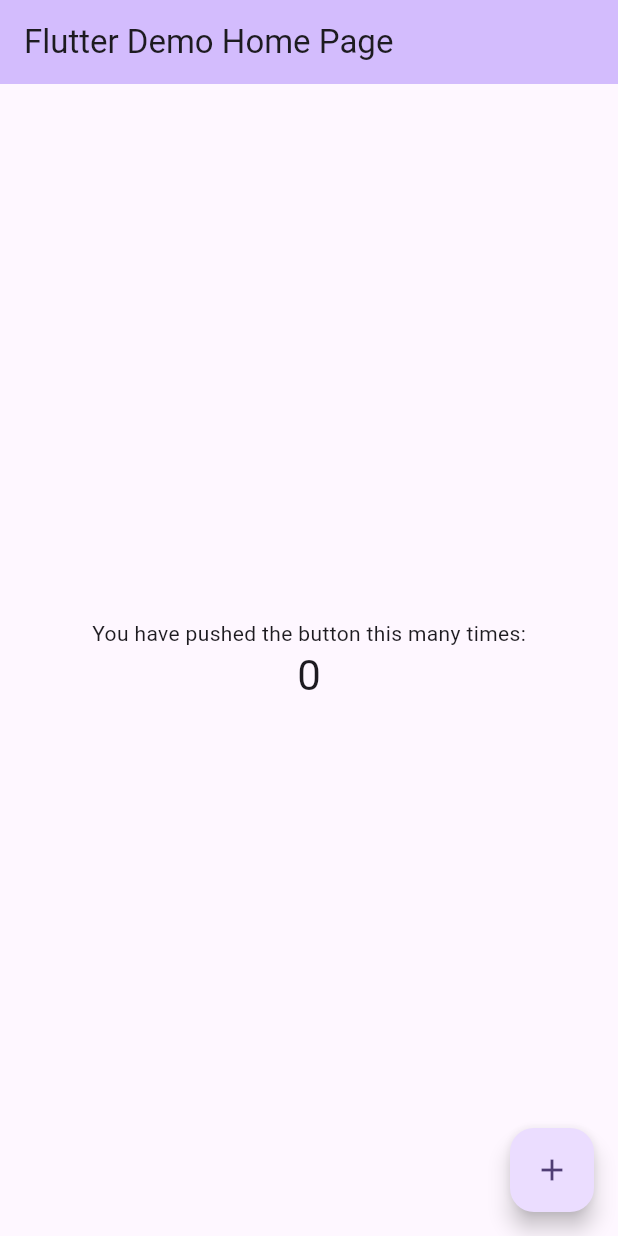
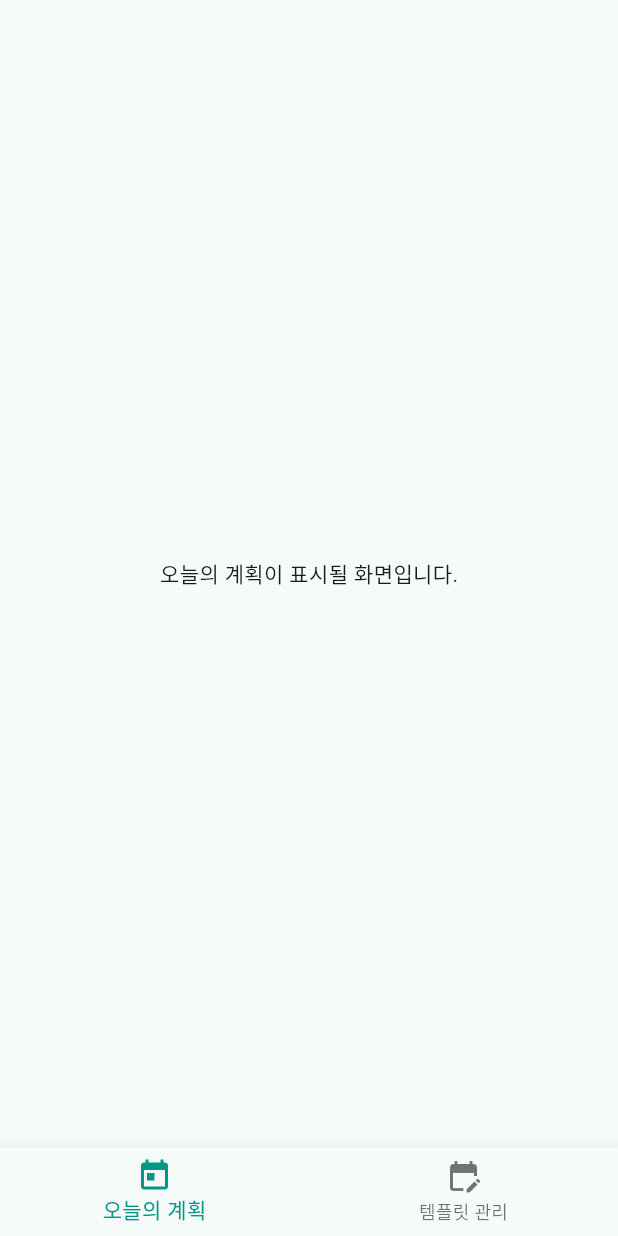
Before and after one commit to min1336/plan_b_planner, a Flutter app: the screen it shows after launch, on a phone screen of 412 x 824 dp. Run offline on Flutter 3.47's test engine with Material 3 defaults, Android fonts, the phone set to English and light mode, and no system bars; our stand-ins replace hive, hive_flutter; accounts and stored records are empty.

Commit message:
Add files via upload

```diff
--- a/lib/main.dart
+++ b/lib/main.dart
@@ -1,122 +1,47 @@
 import 'package:flutter/material.dart';
+import 'package:hive_flutter/hive_flutter.dart';
+import 'package:plan_b_planner/data/models/category_model.dart';
+import 'package:plan_b_planner/data/models/fixed_appointment_model.dart';
+import 'package:plan_b_planner/data/models/time_block_model.dart';
+import 'package:plan_b_planner/presentation/screens/template_screen.dart';
+import 'package:plan_b_planner/presentation/screens/main_screen.dart';
 
-void main() {
+// main 함수는 앱의 진입점입니다.
+Future<void> main() async {
+  // Flutter 앱이 시작하기 전에 네이티브 코드를 초기화해야 할 때 사용합니다.
+  // Hive 초기화가 그중 하나입니다.
+  WidgetsFlutterBinding.ensureInitialized();
+
+  // --- 데이터베이스 초기화 시작 ---
+
+  // 1. Hive를 Flutter 환경에서 사용할 수 있도록 초기화합니다.
+  await Hive.initFlutter();
+
+  // 2. Hive에게 우리가 만든 모델들을 알려줍니다 (Adapter 등록).
+  //    이 과정을 거쳐야 Hive가 해당 객체들을 저장하고 불러올 수 있습니다.
+  Hive.registerAdapter(CategoryAdapter());
+  Hive.registerAdapter(TimeBlockModelAdapter());
+  Hive.registerAdapter(FixedAppointmentModelAdapter());
+
+  // --- 데이터베이스 초기화 끝 ---
+
+  // 모든 준비가 끝나면 앱을 실행합니다.
   runApp(const MyApp());
 }
 
 class MyApp extends StatelessWidget {
   const MyApp({super.key});
 
-  // This widget is the root of your application.
   @override
   Widget build(BuildContext context) {
     return MaterialApp(
-      title: 'Flutter Demo',
+      title: 'Plan B Planner',
       theme: ThemeData(
-        // This is the theme of your application.
-        //
-        // TRY THIS: Try running your application with "flutter run". You'll see
-        // the application has a purple toolbar. Then, without quitting the app,
-        // try changing the seedColor in the colorScheme below to Colors.green
-        // and then invoke "hot reload" (save your changes or press the "hot
-        // reload" button in a Flutter-supported IDE, or press "r" if you used
-        // the command line to start the app).
-        //
-        // Notice that the counter didn't reset back to zero; the application
-        // state is not lost during the reload. To reset the state, use hot
-        // restart instead.
-        //
-        // This works for code too, not just values: Most code changes can be
-        // tested with just a hot reload.
-        colorScheme: ColorScheme.fromSeed(seedColor: Colors.deepPurple),
+        colorScheme: ColorScheme.fromSeed(seedColor: Colors.teal),
+        useMaterial3: true,
       ),
-      home: const MyHomePage(title: 'Flutter Demo Home Page'),
+      // 아직 홈 화면이 없으므로 임시로 빈 화면을 보여줍니다.
+      home: const MainScreen(),
     );
   }
 }
-
-class MyHomePage extends StatefulWidget {
-  const MyHomePage({super.key, required this.title});
-
-  // This widget is the home page of your application. It is stateful, meaning
-  // that it has a State object (defined below) that contains fields that affect
-  // how it looks.
-
-  // This class is the configuration for the state. It holds the values (in this
-  // case the title) provided by the parent (in this case the App widget) and
-  // used by the build method of the State. Fields in a Widget subclass are
-  // always marked "final".
-
-  final String title;
-
-  @override
-  State<MyHomePage> createState() => _MyHomePageState();
-}
-
-class _MyHomePageState extends State<MyHomePage> {
-  int _counter = 0;
-
-  void _incrementCounter() {
-    setState(() {
-      // This call to setState tells the Flutter framework that something has
-      // changed in this State, which causes it to rerun the build method below
-      // so that the display can reflect the updated values. If we changed
-      // _counter without calling setState(), then the build method would not be
-      // called again, and so nothing would appear to happen.
-      _counter++;
-    });
-  }
-
-  @override
-  Widget build(BuildContext context) {
-    // This method is rerun every time setState is called, for instance as done
-    // by the _incrementCounter method above.
-    //
-    // The Flutter framework has been optimized to make rerunning build methods
-    // fast, so that you can just rebuild anything that needs updating rather
-    // than having to individually change instances of widgets.
-    return Scaffold(
-      appBar: AppBar(
-        // TRY THIS: Try changing the color here to a specific color (to
-        // Colors.amber, perhaps?) and trigger a hot reload to see the AppBar
-        // change color while the other colors stay the same.
-        backgroundColor: Theme.of(context).colorScheme.inversePrimary,
-        // Here we take the value from the MyHomePage object that was created by
-        // the App.build method, and use it to set our appbar title.
-        title: Text(widget.title),
-      ),
-      body: Center(
-        // Center is a layout widget. It takes a single child and positions it
-        // in the middle of the parent.
-        child: Column(
-          // Column is also a layout widget. It takes a list of children and
-          // arranges them vertically. By default, it sizes itself to fit its
-          // children horizontally, and tries to be as tall as its parent.
-          //
-          // Column has various properties to control how it sizes itself and
-          // how it positions its children. Here we use mainAxisAlignment to
-          // center the children vertically; the main axis here is the vertical
-          // axis because Columns are vertical (the cross axis would be
-          // horizontal).
-          //
-          // TRY THIS: Invoke "debug painting" (choose the "Toggle Debug Paint"
-          // action in the IDE, or press "p" in the console), to see the
-          // wireframe for each widget.
-          mainAxisAlignment: MainAxisAlignment.center,
-          children: <Widget>[
-            const Text('You have pushed the button this many times:'),
-            Text(
-              '$_counter',
-              style: Theme.of(context).textTheme.headlineMedium,
-            ),
-          ],
-        ),
-      ),
-      floatingActionButton: FloatingActionButton(
-        onPressed: _incrementCounter,
-        tooltip: 'Increment',
-        child: const Icon(Icons.add),
-      ), // This trailing comma makes auto-formatting nicer for build methods.
-    );
-  }
-}
--- /dev/null
+++ b/lib/presentation/screens/main_screen.dart
@@ -0,0 +1,54 @@
+import 'package:flutter/material.dart';
+import 'package:plan_b_planner/presentation/screens/template_screen.dart';
+import 'package:plan_b_planner/presentation/screens/today_plan_screen.dart';
+
+class MainScreen extends StatefulWidget {
+  const MainScreen({super.key});
+
+  @override
+  State<MainScreen> createState() => _MainScreenState();
+}
+
+class _MainScreenState extends State<MainScreen> {
+  // 현재 선택된 탭의 인덱스
+  int _selectedIndex = 0;
+
+  // 하단 탭에 따라 보여줄 화면 목록
+  static const List<Widget> _widgetOptions = <Widget>[
+    TodayPlanScreen(), // 0번 탭
+    TemplateScreen(),  // 1번 탭
+  ];
+
+  // 탭을 선택했을 때 호출될 함수
+  void _onItemTapped(int index) {
+    setState(() {
+      _selectedIndex = index;
+    });
+  }
+
+  @override
+  Widget build(BuildContext context) {
+    return Scaffold(
+      // 선택된 인덱스에 맞는 화면을 보여줍니다.
+      body: Center(
+        child: _widgetOptions.elementAt(_selectedIndex),
+      ),
+      // 하단 네비게이션 바 설정
+      bottomNavigationBar: BottomNavigationBar(
+        items: const <BottomNavigationBarItem>[
+          BottomNavigationBarItem(
+            icon: Icon(Icons.today),
+            label: '오늘의 계획',
+          ),
+          BottomNavigationBarItem(
+            icon: Icon(Icons.edit_calendar),
+            label: '템플릿 관리',
+          ),
+        ],
+        currentIndex: _selectedIndex,
+        selectedItemColor: Colors.teal,
+        onTap: _onItemTapped,
+      ),
+    );
+  }
+}
--- /dev/null
+++ b/lib/presentation/screens/today_plan_screen.dart
@@ -0,0 +1,14 @@
+import 'package:flutter/material.dart';
+
+class TodayPlanScreen extends StatelessWidget {
+  const TodayPlanScreen({super.key});
+
+  @override
+  Widget build(BuildContext context) {
+    return const Scaffold(
+      body: Center(
+        child: Text('오늘의 계획이 표시될 화면입니다.'),
+      ),
+    );
+  }
+}
--- a/pubspec.yaml
+++ b/pubspec.yaml
@@ -50,6 +50,7 @@ dependencies:
 
   # 파일 경로 관리 (DB 저장 경로를 찾기 위함)
   path_provider: ^2.1.3
+  uuid: ^4.4.0
 
 dev_dependencies:
   flutter_test:
```
Also changed, not shown: lib/presentation/screens/template_detail_screen.dart (added, +205 -0 lines), lib/presentation/screens/template_screen.dart (added, +268 -0 lines).
